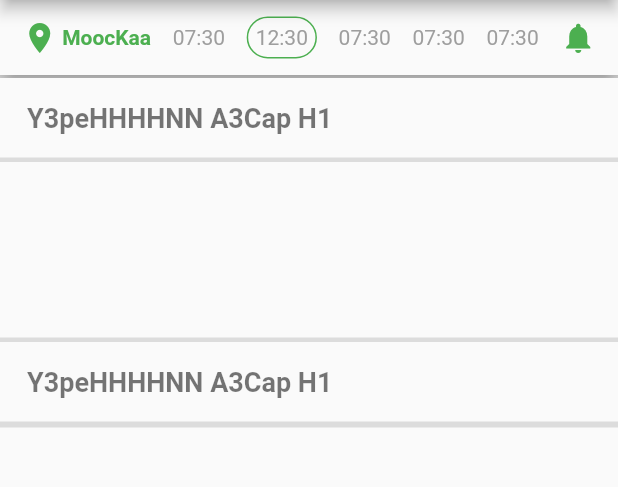
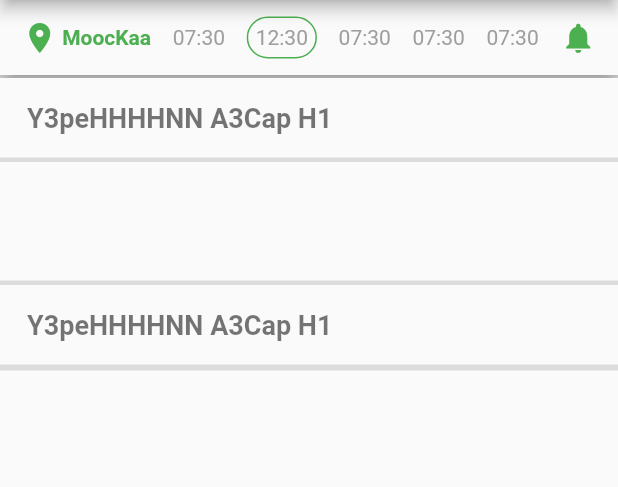
Before and after one commit to mtkgeek/task, a Flutter app: the PostDetailPage screen opened directly with empty values, on a phone screen of 412 x 824 dp, the part 84-571 px from its top. Run offline on Flutter 3.47's test engine with Material 2 defaults, Android fonts, the phone set to English and light mode, and no system bars; our stand-ins replace bloc, equatable, flutter_bloc, hive, rxdart, shimmer; accounts and stored records are empty; statements that could not run were skipped.

Commit message:
task done

```diff
--- a/lib/posts/view/post_detail.dart
+++ b/lib/posts/view/post_detail.dart
@@ -52,7 +52,7 @@ class PostDetailPage extends StatelessWidget {
                           Padding(
                             padding: const EdgeInsets.all(14.0),
                             child: Text(
-                              '${post.body}\n${post.body}\n${post.body}',
+                              '${post.body}',
                               style: TextStyle(fontSize: 16.0),
                             ),
                           ),
```
